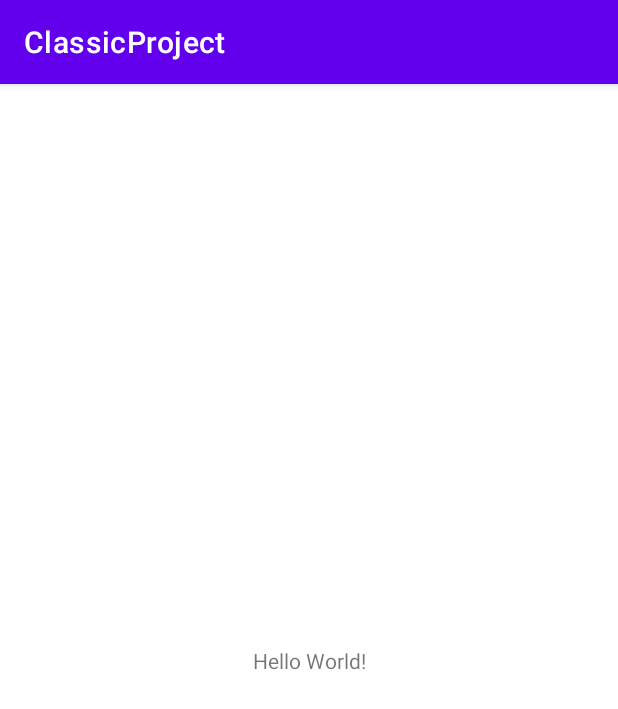
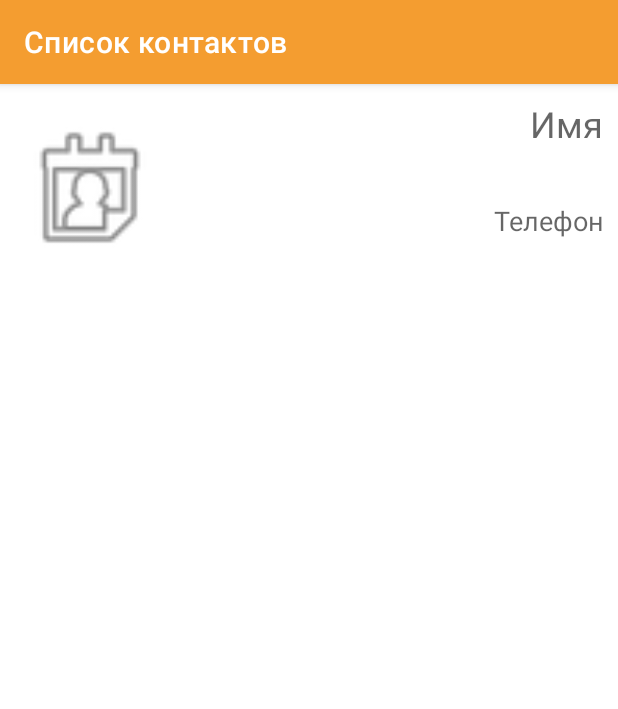
Before and after one commit to Vershinin-V-V/learning240221, an Android app: the screen it shows after launch (MainActivity), on a phone screen of 412 x 824 dp. Shown: the top 709 px of the screen. Run offline under Robolectric (Android 15) with nearby library versions, the phone set to English and light mode, and no system bars.

Commit message:
Create ContactListFragment and ContactDetailsFragment (#2)
* Create ContactListFragment and ContactDetailsFragment

* Create ContactListFragment and ContactDetailsFragment

```diff
--- /dev/null
+++ b/app/src/main/java/com/classic117/classicproject/ContactListFragment.kt
@@ -0,0 +1,48 @@
+package com.classic117.classicproject
+
+import android.content.Context
+import android.os.Bundle
+import androidx.fragment.app.Fragment
+import android.view.LayoutInflater
+import android.view.View
+import android.view.ViewGroup
+import androidx.appcompat.app.AppCompatActivity
+import com.classic117.classicproject.databinding.FragmentContactListBinding
+
+
+class ContactListFragment : Fragment(R.layout.fragment_contact_list) {
+    private var binding : FragmentContactListBinding? = null
+    private var cardClicListener : PersonSelect? = null
+
+    override fun onAttach(context : Context) {
+        super.onAttach(context)
+
+        if (context is PersonSelect){
+            cardClicListener = context
+        }
+    }
+
+    override fun onViewCreated(view : View, savedInstanceState : Bundle?) {
+        super.onViewCreated(view, savedInstanceState)
+
+        binding = FragmentContactListBinding.bind(view).apply {
+            personCard.root.setOnClickListener {
+                cardClicListener?.onPersonSelected(1) //TODO заменить на id будущего класса Person
+            }
+        }
+
+        (activity as AppCompatActivity?)?.supportActionBar?.apply {
+            setTitle(R.string.contact_list_bar)
+        }
+    }
+
+    override fun onDestroyView() {
+        binding = null
+        super.onDestroyView()
+    }
+
+    override fun onDetach() {
+        cardClicListener = null
+        super.onDetach()
+    }
+}
--- a/app/src/main/java/com/classic117/classicproject/MainActivity.kt
+++ b/app/src/main/java/com/classic117/classicproject/MainActivity.kt
@@ -3,9 +3,25 @@ package com.classic117.classicproject
 import androidx.appcompat.app.AppCompatActivity
 import android.os.Bundle
 
-class MainActivity : AppCompatActivity() {
+class MainActivity : AppCompatActivity(), PersonSelect{
     override fun onCreate(savedInstanceState: Bundle?) {
         super.onCreate(savedInstanceState)
         setContentView(R.layout.activity_main)
+        if (savedInstanceState == null) {
+            supportFragmentManager
+                    .beginTransaction()
+                    .add(R.id.fragment_container, ContactListFragment())
+                    .commit()
+        }
     }
+
+    override fun onPersonSelected(id : Int) {
+        supportFragmentManager
+            .beginTransaction()
+            .replace(R.id.fragment_container, ContactDetailsFragment.newInstance(id))
+            .addToBackStack(null)
+            .commit()
+    }
+
+
 }
--- /dev/null
+++ b/app/src/main/java/com/classic117/classicproject/PersonSelect.kt
@@ -0,0 +1,5 @@
+package com.classic117.classicproject
+
+interface PersonSelect {
+    fun onPersonSelected(id : Int)
+}
--- a/app/src/main/res/layout/activity_main.xml
+++ b/app/src/main/res/layout/activity_main.xml
@@ -1,18 +1,8 @@
 <?xml version="1.0" encoding="utf-8"?>
-<androidx.constraintlayout.widget.ConstraintLayout xmlns:android="http://schemas.android.com/apk/res/android"
-    xmlns:app="http://schemas.android.com/apk/res-auto"
+<LinearLayout xmlns:android="http://schemas.android.com/apk/res/android"
     xmlns:tools="http://schemas.android.com/tools"
+    android:id="@+id/fragment_container"
     android:layout_width="match_parent"
     android:layout_height="match_parent"
-    tools:context=".MainActivity">
-
-    <TextView
-        android:layout_width="wrap_content"
-        android:layout_height="wrap_content"
-        android:text="Hello World!"
-        app:layout_constraintBottom_toBottomOf="parent"
-        app:layout_constraintLeft_toLeftOf="parent"
-        app:layout_constraintRight_toRightOf="parent"
-        app:layout_constraintTop_toTopOf="parent" />
-
-</androidx.constraintlayout.widget.ConstraintLayout>
+    android:orientation="vertical"
+    tools:context=".MainActivity"/>
--- /dev/null
+++ b/app/src/main/res/layout/fragment_contact_list.xml
@@ -0,0 +1,10 @@
+<?xml version="1.0" encoding="utf-8"?>
+<FrameLayout xmlns:android="http://schemas.android.com/apk/res/android"
+    xmlns:tools="http://schemas.android.com/tools"
+    android:layout_width="match_parent"
+    android:layout_height="match_parent"
+    tools:context=".ContactListFragment">
+    <include
+        android:id="@+id/personCard"
+        layout="@layout/person_card" />
+</FrameLayout>
--- /dev/null
+++ b/app/src/main/res/layout/person_card.xml
@@ -0,0 +1,42 @@
+<?xml version="1.0" encoding="utf-8"?>
+<RelativeLayout xmlns:android="http://schemas.android.com/apk/res/android"
+    xmlns:app="http://schemas.android.com/apk/res-auto"
+    xmlns:tools="http://schemas.android.com/tools"
+    android:id="@+id/contactListLayout"
+    android:layout_width="match_parent"
+    android:layout_height="wrap_content">
+
+
+    <ImageView
+        android:id="@+id/contactImage"
+        android:layout_width="@dimen/contactImgWidth"
+        android:layout_height="@dimen/contactImgHeight"
+        android:layout_margin="@dimen/lowMargin"
+        android:layout_alignParentStart="true"
+        android:layout_alignParentTop="true"
+        app:srcCompat="@android:drawable/ic_menu_my_calendar"/>
+
+    <TextView
+        android:id="@+id/contactName"
+        android:layout_width="wrap_content"
+        android:layout_height="wrap_content"
+        android:layout_alignParentTop="true"
+        android:layout_alignParentEnd="true"
+        android:layout_margin="@dimen/lowMargin"
+        android:gravity="center"
+        android:hint="@string/name"
+        android:textSize="@dimen/bigText" />
+
+    <TextView
+        android:id="@+id/contactNum"
+        android:layout_width="wrap_content"
+        android:layout_height="wrap_content"
+        android:layout_alignParentEnd="true"
+        android:layout_alignBottom="@+id/contactImage"
+        android:layout_alignEnd="@+id/contactImage"
+        android:layout_below="@+id/contactName"
+        android:layout_margin="@dimen/lowMargin"
+        android:hint="@string/phone"
+        android:gravity="center"
+        android:textSize="@dimen/smallText"/>
+</RelativeLayout>
--- a/app/src/main/res/values-night/themes.xml
+++ b/app/src/main/res/values-night/themes.xml
@@ -2,7 +2,7 @@
     <!-- Base application theme. -->
     <style name="Theme.ClassicProject" parent="Theme.MaterialComponents.DayNight.DarkActionBar">
         <!-- Primary brand color. -->
-        <item name="colorPrimary">@color/purple_200</item>
+        <item name="colorPrimary">@color/colorPrimary</item>
         <item name="colorPrimaryVariant">@color/purple_700</item>
         <item name="colorOnPrimary">@color/black</item>
         <!-- Secondary brand color. -->
@@ -12,5 +12,7 @@
         <!-- Status bar color. -->
         <item name="android:statusBarColor" tools:targetApi="l">?attr/colorPrimaryVariant</item>
         <!-- Customize your theme here. -->
+        <item name="colorAccent">@color/colorAccent</item>
+        <item name="android:colorAccent">@color/colorAccent</item>
     </style>
 </resources>
--- a/app/src/main/res/values/colors.xml
+++ b/app/src/main/res/values/colors.xml
@@ -7,4 +7,6 @@
     <color name="teal_700">#FF018786</color>
     <color name="black">#FF000000</color>
     <color name="white">#FFFFFFFF</color>
+    <color name="colorPrimary">#f49d30</color>
+    <color name="colorAccent">#b2b7d2</color>
 </resources>
--- /dev/null
+++ b/app/src/main/res/values/dimens.xml
@@ -0,0 +1,10 @@
+<?xml version="1.0" encoding="utf-8"?>
+<resources>
+    <dimen name="contactImgHeight">120dp</dimen>
+    <dimen name="contactImgWidth">100dp</dimen>
+    <dimen name="lowMargin">10dp</dimen>
+    <dimen name="highMargin">20dp</dimen>
+    <dimen name="bigText">24dp</dimen>
+    <dimen name="smallText">18dp</dimen>
+    <dimen name="mConstrain">0dp</dimen>
+</resources>
--- a/app/src/main/res/values/strings.xml
+++ b/app/src/main/res/values/strings.xml
@@ -1,3 +1,14 @@
 <resources>
     <string name="app_name">ClassicProject</string>
+    <!-- TODO: Remove or change this placeholder text -->
+    <string name="hello_blank_fragment">Hello blank fragment</string>
+    <string name="name">Имя</string>
+    <string name="phone">Телефон</string>
+    <string name="phone_2">Телефон 2</string>
+    <string name="email">e-mail</string>
+    <string name="email_2">e-mail 2</string>
+    <string name="empty">...</string>
+    <string name="description">Description</string>
+    <string name="contact_list_bar">Список контактов</string>
+    <string name="contact_details_bar">Детали контакта</string>
 </resources>
--- a/app/src/main/res/values/themes.xml
+++ b/app/src/main/res/values/themes.xml
@@ -2,7 +2,7 @@
     <!-- Base application theme. -->
     <style name="Theme.ClassicProject" parent="Theme.MaterialComponents.DayNight.DarkActionBar">
         <!-- Primary brand color. -->
-        <item name="colorPrimary">@color/purple_500</item>
+        <item name="colorPrimary">@color/colorPrimary</item>
         <item name="colorPrimaryVariant">@color/purple_700</item>
         <item name="colorOnPrimary">@color/white</item>
         <!-- Secondary brand color. -->
@@ -12,5 +12,7 @@
         <!-- Status bar color. -->
         <item name="android:statusBarColor" tools:targetApi="l">?attr/colorPrimaryVariant</item>
         <!-- Customize your theme here. -->
+        <item name="colorAccent">@color/colorAccent</item>
+        <item name="android:colorAccent">@color/colorAccent</item>
     </style>
 </resources>
```
Also changed, not shown: app/build.gradle (+6 -1 lines), app/src/main/java/com/classic117/classicproject/ContactDetailsFragment.kt (added, +37 -0 lines), app/src/main/res/layout/contact_details_fragment.xml (added, +140 -0 lines), gradle/wrapper/gradle-wrapper.properties.
